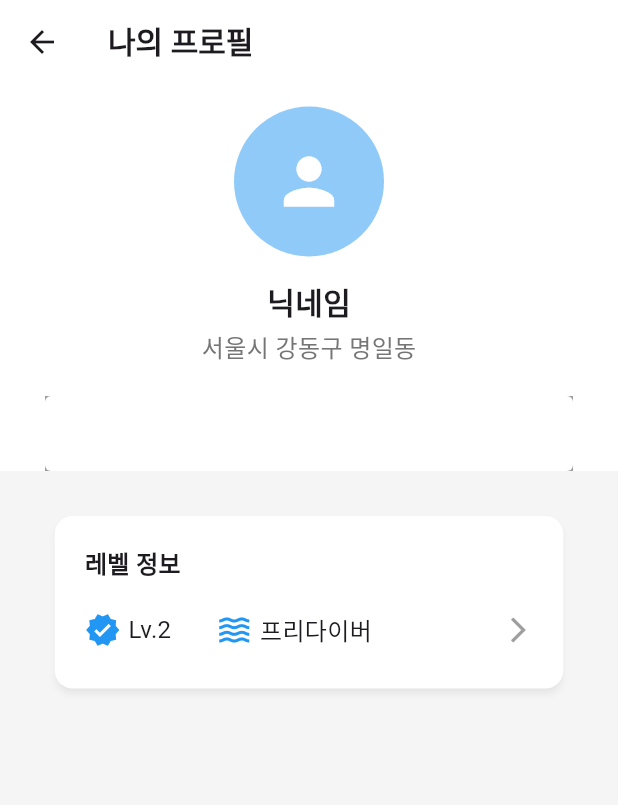
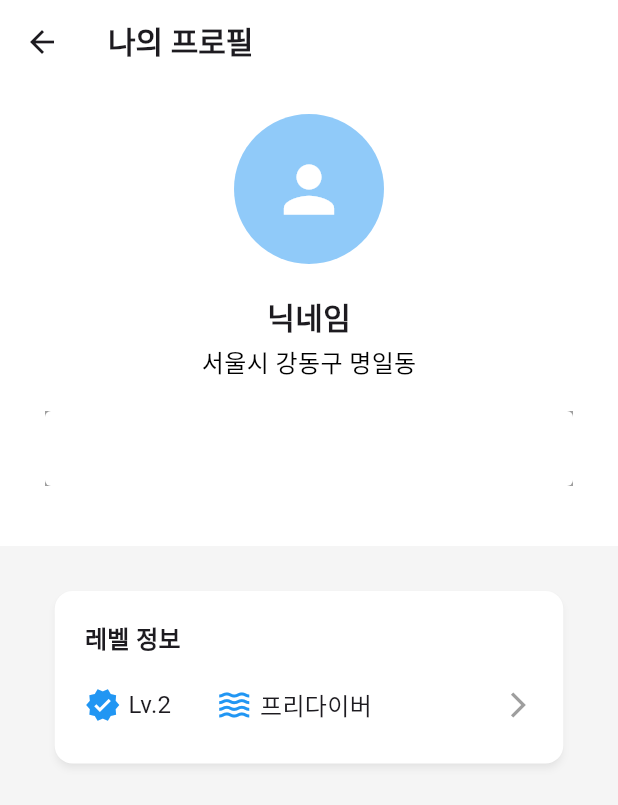
Before and after one commit to matthewKang6263/flutter_application_seau, a Flutter app: the MyPage screen opened directly, on a phone screen of 412 x 824 dp. Shown: the top 805 px of the screen. Run offline on Flutter 3.47's test engine with Material 3 defaults, Android fonts, the phone set to English and light mode, and no system bars; our stand-ins replace flutter_riverpod; project files that could hold a hidden picture were left out.

Commit message:
<refactor>(mypage): 상단 프로필 섹션 하단 패딩 추가

```diff
--- a/lib/ui/pages/mypage/my_page.dart
+++ b/lib/ui/pages/mypage/my_page.dart
@@ -25,10 +25,11 @@ class MyPage extends StatelessWidget {
             // 상단: 프로필 섹션
             Container(
               color: Colors.white, // 프로필 섹션 배경 색상
+              padding: EdgeInsets.only(bottom: 40), // 프로필 섹션 하단 패딩
               child: Column(
                 // 프로필 섹션 콘텐츠 1. 프로필이미지 2. 사용자닉네임 3. 사용자주소
                 children: [
-                  SizedBox(height: 15),
+                  SizedBox(height: 20),
                   CircleAvatar(
                     radius: 50,
                     backgroundColor: Colors.blue[200],
@@ -39,7 +40,7 @@ class MyPage extends StatelessWidget {
                     ),
                   ),
                   SizedBox(
-                    height: 15,
+                    height: 20,
                   ),
                   Text(
                     '닉네임',
@@ -53,7 +54,7 @@ class MyPage extends StatelessWidget {
                   ),
                   Text(
                     '서울시 강동구 명일동',
-                    style: TextStyle(fontSize: 16, color: Colors.grey[600]),
+                    style: TextStyle(fontSize: 16, color: Colors.black),
                   ),
                   SizedBox(height: 20),
                   // 프로필 수정 버튼
```
